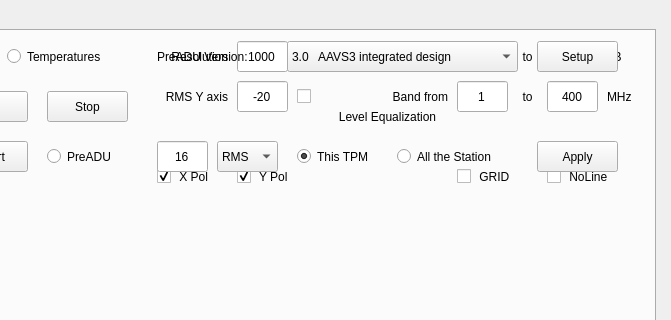
amattana/skalab, file skalab_live.ui: the form before one commit; both pictures show x 500 to 1171 and y 0 to 320 of the 1171 by 914 pixel window.
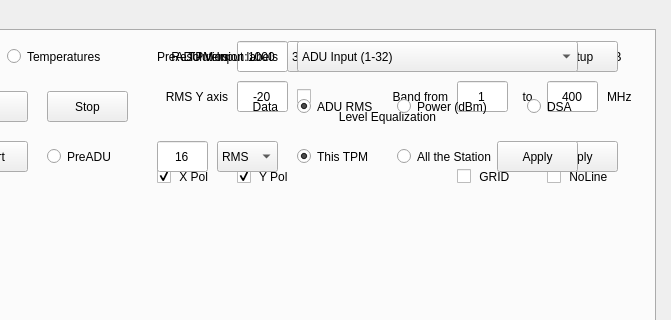
The form after the commit.

Commit message: Added RF Power and DSA Plots

Patch:
```diff
--- a/skalab_live.ui
+++ b/skalab_live.ui
@@ -1087,6 +1087,172 @@
       <set>Qt::AlignLeading|Qt::AlignLeft|Qt::AlignVCenter</set>
      </property>
     </widget>
+    <widget class="QWidget" name="ctrl_rms" native="true">
+     <property name="geometry">
+      <rect>
+       <x>630</x>
+       <y>10</y>
+       <width>511</width>
+       <height>151</height>
+      </rect>
+     </property>
+     <widget class="QLabel" name="qlabel_preadu_version_3">
+      <property name="geometry">
+       <rect>
+        <x>20</x>
+        <y>0</y>
+        <width>121</width>
+        <height>31</height>
+       </rect>
+      </property>
+      <property name="toolTip">
+       <string/>
+      </property>
+      <property name="statusTip">
+       <string/>
+      </property>
+      <property name="whatsThis">
+       <string/>
+      </property>
+      <property name="text">
+       <string>TPM Input labels</string>
+      </property>
+      <property name="alignment">
+       <set>Qt::AlignRight|Qt::AlignTrailing|Qt::AlignVCenter</set>
+      </property>
+     </widget>
+     <widget class="QComboBox" name="qcombo_rms_label">
+      <property name="geometry">
+       <rect>
+        <x>160</x>
+        <y>0</y>
+        <width>281</width>
+        <height>31</height>
+       </rect>
+      </property>
+      <property name="currentIndex">
+       <number>0</number>
+      </property>
+      <property name="maxVisibleItems">
+       <number>16</number>
+      </property>
+      <property name="duplicatesEnabled">
+       <bool>false</bool>
+      </property>
+      <item>
+       <property name="text">
+        <string>ADU Input (1-32)</string>
+       </property>
+      </item>
+      <item>
+       <property name="text">
+        <string>ADU Input with XY Pols (1-16)</string>
+       </property>
+      </item>
+      <item>
+       <property name="text">
+        <string>TPM 1.2 Fiber</string>
+       </property>
+      </item>
+      <item>
+       <property name="text">
+        <string>TPM 1.6 Fiber</string>
+       </property>
+      </item>
+     </widget>
+     <widget class="QPushButton" name="qbutton_rms_apply">
+      <property name="enabled">
+       <bool>true</bool>
+      </property>
+      <property name="geometry">
+       <rect>
+        <x>360</x>
+        <y>100</y>
+        <width>81</width>
+        <height>31</height>
+       </rect>
+      </property>
+      <property name="toolTip">
+       <string/>
+      </property>
+      <property name="text">
+       <string>Apply</string>
+      </property>
+     </widget>
+     <widget class="QLabel" name="qlabel_preadu_version_4">
+      <property name="geometry">
+       <rect>
+        <x>100</x>
+        <y>50</y>
+        <width>41</width>
+        <height>31</height>
+       </rect>
+      </property>
+      <property name="toolTip">
+       <string/>
+      </property>
+      <property name="statusTip">
+       <string/>
+      </property>
+      <property name="whatsThis">
+       <string/>
+      </property>
+      <property name="text">
+       <string>Data</string>
+      </property>
+      <property name="alignment">
+       <set>Qt::AlignRight|Qt::AlignTrailing|Qt::AlignVCenter</set>
+      </property>
+     </widget>
+     <widget class="QRadioButton" name="qradio_rms_power">
+      <property name="geometry">
+       <rect>
+        <x>260</x>
+        <y>50</y>
+        <width>121</width>
+        <height>31</height>
+       </rect>
+      </property>
+      <property name="text">
+       <string>Power (dBm)</string>
+      </property>
+      <property name="checked">
+       <bool>false</bool>
+      </property>
+     </widget>
+     <widget class="QRadioButton" name="qradio_rms_adu">
+      <property name="geometry">
+       <rect>
+        <x>160</x>
+        <y>50</y>
+        <width>91</width>
+        <height>31</height>
+       </rect>
+      </property>
+      <property name="text">
+       <string>ADU RMS</string>
+      </property>
+      <property name="checked">
+       <bool>true</bool>
+      </property>
+     </widget>
+     <widget class="QRadioButton" name="qradio_rms_dsa">
+      <property name="geometry">
+       <rect>
+        <x>390</x>
+        <y>50</y>
+        <width>61</width>
+        <height>31</height>
+       </rect>
+      </property>
+      <property name="text">
+       <string>DSA</string>
+      </property>
+      <property name="checked">
+       <bool>false</bool>
+      </property>
+     </widget>
+    </widget>
    </widget>
    <widget class="QWidget" name="qtab_conf">
     <attribute name="title">
```
The commit also changes 5 other files.
